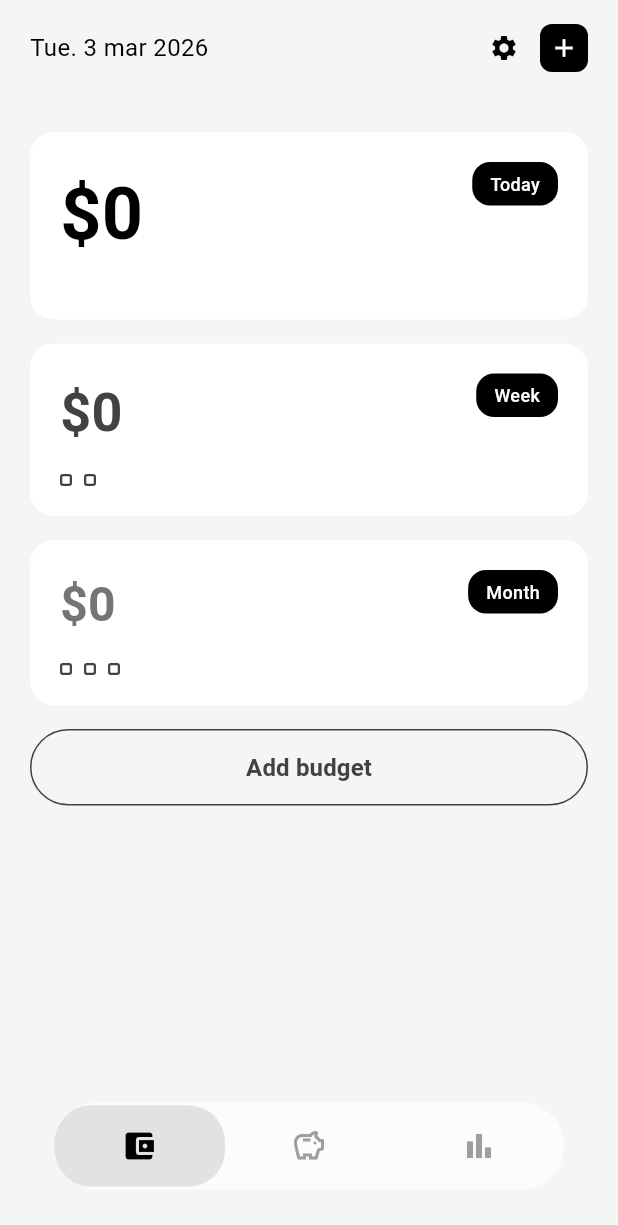
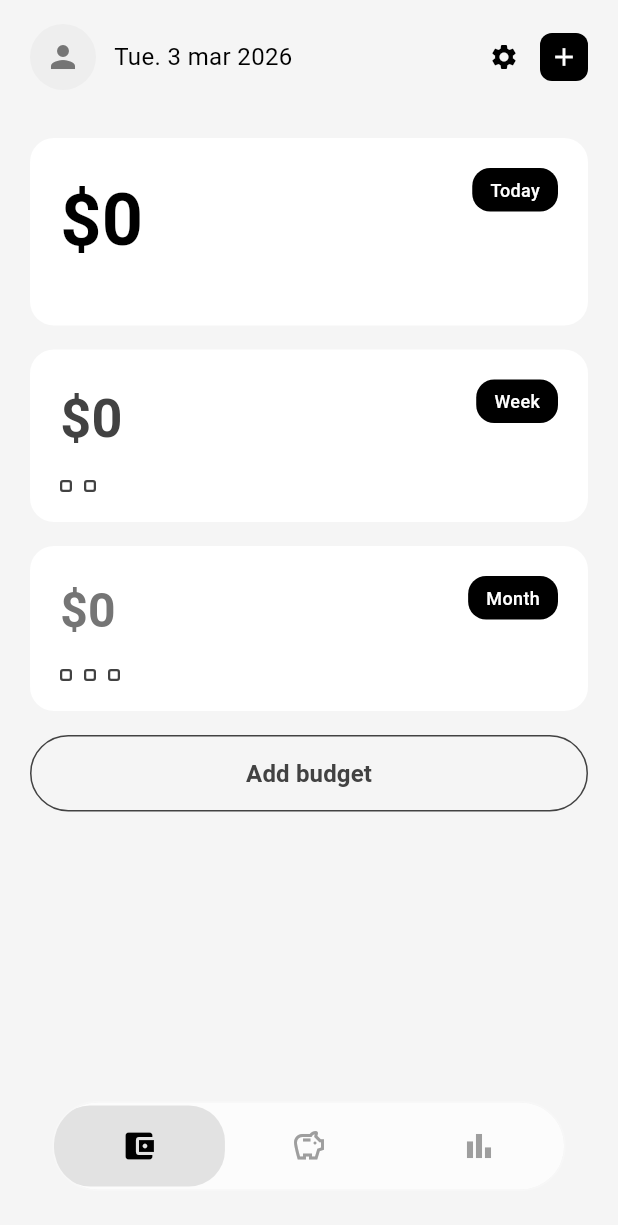
Before and after one commit to akhasgit/settle, a Flutter app: the screen it shows once a user with an empty profile is signed in, after a tap on the "close" icon, on a phone screen of 412 x 824 dp. Shown: the top 1225 px of the screen. Run offline on Flutter 3.47's test engine with Material 3 defaults, Android fonts, the phone set to English and light mode, and no system bars; our stand-ins replace cloud_firestore, firebase_auth, firebase_core, firebase_storage, image_cropper, image_picker; accounts and stored records are empty.

Commit message:
minor changes

```diff
--- /dev/null
+++ b/lib/auth/auth_choice_screen.dart
@@ -0,0 +1,93 @@
+import 'package:flutter/material.dart';
+import 'login_screen.dart';
+import 'signup_screen.dart';
+
+class AuthChoiceScreen extends StatelessWidget {
+  const AuthChoiceScreen({super.key});
+
+  @override
+  Widget build(BuildContext context) {
+    return Scaffold(
+      body: SafeArea(
+        child: Center(
+          child: SingleChildScrollView(
+            padding: const EdgeInsets.all(24.0),
+            child: Column(
+              mainAxisAlignment: MainAxisAlignment.center,
+              crossAxisAlignment: CrossAxisAlignment.stretch,
+              children: [
+                Stack(
+                  children: [
+                    Image.asset(
+                      'lib/assets/applogo.png',
+                      height: 400,
+                      fit: BoxFit.contain,
+                    ),
+                    Positioned(
+                      top: 320,
+                      left: 120,
+                      right: 0,
+                      bottom: 0,
+                      child: Text(
+                        'Settle',
+                        style: TextStyle(fontSize: 48, fontWeight: FontWeight.bold),
+                      ),
+                    ),
+                  ],
+                ),
+                // Image.asset(
+                //   'lib/assets/applogo.png',
+                //   height: 400,
+                //   fit: BoxFit.contain,
+                // ),
+
+
+                // const SizedBox(height: 12),
+                // Text(
+                //   'Please select an option to continue',
+                //   style: TextStyle(
+                //     fontSize: 16,
+                //     color: Colors.grey,
+                //   ),
+                //   textAlign: TextAlign.center,
+                // ),
+                const SizedBox(height: 48),
+                ElevatedButton(
+                  onPressed: () {
+                    Navigator.push(
+                      context,
+                      MaterialPageRoute(
+                        builder: (context) => const LoginScreen(),
+                      ),
+                    );
+                  },
+                  style: ElevatedButton.styleFrom(
+                    padding: const EdgeInsets.symmetric(vertical: 16),
+                    backgroundColor: Colors.black,
+                    foregroundColor: Colors.white,
+                  ),
+                  child: const Text('Login'),
+                ),
+                const SizedBox(height: 16),
+                TextButton(
+                  onPressed: () {
+                    Navigator.push(
+                      context,
+                      MaterialPageRoute(
+                        builder: (context) => const SignUpScreen(),
+                      ),
+                    );
+                  },
+                  child: const Text(
+                    'Sign Up',
+                    style: TextStyle(color: Colors.black),
+                  ),
+                ),
+              ],
+            ),
+          ),
+        ),
+      ),
+    );
+  }
+}
--- a/lib/auth/login_screen.dart
+++ b/lib/auth/login_screen.dart
@@ -53,6 +53,12 @@ class _LoginScreenState extends State<LoginScreen> {
   @override
   Widget build(BuildContext context) {
     return Scaffold(
+      appBar: AppBar(
+        leading: IconButton(
+          icon: const Icon(Icons.arrow_back),
+          onPressed: () => Navigator.pop(context),
+        ),
+      ),
       body: SafeArea(
         child: Center(
           child: SingleChildScrollView(
@@ -63,6 +69,12 @@ class _LoginScreenState extends State<LoginScreen> {
                 mainAxisAlignment: MainAxisAlignment.center,
                 crossAxisAlignment: CrossAxisAlignment.stretch,
                 children: [
+                  Image.asset(
+                    'lib/assets/applogo.png',
+                    height: 200,
+                    fit: BoxFit.contain,
+                  ),
+                  // const SizedBox(height: 24),
                   const Text(
                     'Welcome Back',
                     style: TextStyle(
--- a/lib/auth/signup_screen.dart
+++ b/lib/auth/signup_screen.dart
@@ -79,6 +79,12 @@ class _SignUpScreenState extends State<SignUpScreen> {
   @override
   Widget build(BuildContext context) {
     return Scaffold(
+      appBar: AppBar(
+        leading: IconButton(
+          icon: const Icon(Icons.arrow_back),
+          onPressed: () => Navigator.pop(context),
+        ),
+      ),
       body: SafeArea(
         child: Center(
           child: SingleChildScrollView(
@@ -89,6 +95,12 @@ class _SignUpScreenState extends State<SignUpScreen> {
                 mainAxisAlignment: MainAxisAlignment.center,
                 crossAxisAlignment: CrossAxisAlignment.stretch,
                 children: [
+                  Image.asset(
+                    'lib/assets/applogo.png',
+                    height: 200,
+                    fit: BoxFit.contain,
+                  ),
+                  // const SizedBox(height: 24),
                   const Text(
                     'Create Account',
                     style: TextStyle(
--- a/lib/main.dart
+++ b/lib/main.dart
@@ -1,5 +1,6 @@
 import 'dart:ui';
 import 'package:flutter/material.dart';
+import 'package:cloud_firestore/cloud_firestore.dart';
 import 'package:firebase_core/firebase_core.dart';
 import 'package:firebase_auth/firebase_auth.dart';
 import 'package:intl/intl.dart';
@@ -8,7 +9,7 @@ import 'screens/home_tab.dart';
 import 'screens/savings_tab.dart';
 import 'screens/analytics_tab.dart';
 import 'screens/settings_screen.dart';
-import 'auth/login_screen.dart';
+import 'auth/auth_choice_screen.dart';
 import 'auth/auth_service.dart';
 import 'widgets/add_expense_bottom_sheet.dart';
 import 'widgets/add_savings_bottom_sheet.dart';
@@ -72,8 +73,8 @@ class AuthWrapper extends StatelessWidget {
           return const MainScreen();
         }
 
-        // If user is not logged in, show login screen
-        return const LoginScreen();
+        // If user is not logged in, show auth choice (login or sign up)
+        return const AuthChoiceScreen();
       },
     );
   }
@@ -152,19 +153,56 @@ class _MainScreenState extends State<MainScreen>
 
   @override
   Widget build(BuildContext context) {
+    final user = _authService.currentUser;
+    if (user == null) {
+      return const Scaffold(body: Center(child: CircularProgressIndicator()));
+    }
+    final uid = user.uid;
+
     return Scaffold(
       body: Stack(
         children: [
           // Main content with TabBarView
           SafeArea(
-            child: Column(
+            child: StreamBuilder<DocumentSnapshot>(
+              stream: _userService.userDocumentStream(uid),
+              builder: (context, userSnapshot) {
+                final userData =
+                    (userSnapshot.data?.data() as Map<String, dynamic>?) ?? {};
+                final name = userData['name'] as String? ?? '';
+                final username = userData['username'] as String? ?? '';
+                final profileImageUrl =
+                    userData['profileImageUrl'] as String?;
+
+                return Column(
                   children: [
-                // Top bar with date and add button
+                    // Top bar with date, profile picture, and add button
                     Padding(
-                  padding: const EdgeInsets.symmetric(horizontal: 20, vertical: 16),
+                      padding: const EdgeInsets.symmetric(
+                          horizontal: 20, vertical: 16),
                       child: Row(
                         mainAxisAlignment: MainAxisAlignment.spaceBetween,
                         children: [
+                          Row(
+                            mainAxisSize: MainAxisSize.min,
+                            children: [
+                              CircleAvatar(
+                                radius: 22,
+                                backgroundColor: Colors.grey.shade200,
+                                backgroundImage: profileImageUrl != null &&
+                                        profileImageUrl.isNotEmpty
+                                    ? NetworkImage(profileImageUrl)
+                                    : null,
+                                child: profileImageUrl == null ||
+                                        profileImageUrl.isEmpty
+                                    ? Icon(
+                                        Icons.person,
+                                        size: 24,
+                                        color: Colors.grey.shade600,
+                                      )
+                                    : null,
+                              ),
+                              const SizedBox(width: 12),
                               Text(
                                 _formatDate(DateTime.now()),
                                 style: const TextStyle(
@@ -172,6 +210,8 @@ class _MainScreenState extends State<MainScreen>
                                   fontWeight: FontWeight.w400,
                                   color: Colors.black,
                                 ),
+                              ),
+                            ],
                           ),
                           Row(
                         children: [
@@ -247,7 +287,7 @@ class _MainScreenState extends State<MainScreen>
                   child: IndexedStack(
                     index: _tabController.index,
                     children: [
-                      const HomeTab(),
+                      HomeTab(name: name, username: username),
                       const SavingsTab(),
                       AnalyticsTab(key: _analyticsKey),
                     ],
@@ -256,6 +296,9 @@ class _MainScreenState extends State<MainScreen>
                 // Spacer to push navigation bar up
                 const SizedBox(height: 20),
               ],
+
+            );
+              },
             ),
           ),
           // Custom floating glass navigation bar
--- a/lib/screens/home_tab.dart
+++ b/lib/screens/home_tab.dart
@@ -5,7 +5,14 @@ import '../widgets/set_budget_bottom_sheet.dart';
 import 'expense_list_screen.dart';
 
 class HomeTab extends StatefulWidget {
-  const HomeTab({super.key});
+  final String name;
+  final String username;
+
+  const HomeTab({
+    super.key,
+    this.name = '',
+    this.username = '',
+  });
 
   @override
   State<HomeTab> createState() => _HomeTabState();
@@ -70,8 +77,33 @@ class _HomeTabState extends State<HomeTab> {
         return SingleChildScrollView(
           padding: const EdgeInsets.symmetric(horizontal: 20, vertical: 16),
           child: Column(
+            crossAxisAlignment: CrossAxisAlignment.start,
             children: [
-              const SizedBox(height: 8),
+              if (widget.name.isNotEmpty || widget.username.isNotEmpty) ...[
+                Text(
+                  widget.name.isNotEmpty
+                      ? 'Hello, ${widget.name[0].toUpperCase()}${widget.name.length > 1 ? widget.name.substring(1) : ''} 👋🏾'
+                      : 'Hello',
+                  style: const TextStyle(
+                    fontSize: 22,
+                    fontWeight: FontWeight.w600,
+                    color: Colors.black,
+                  ),
+                ),
+                if (widget.username.isNotEmpty) ...[
+                  const SizedBox(height: 4),
+                  Text(
+                    widget.username.startsWith('@')
+                        ? widget.username
+                        : '@${widget.username}',
+                    style: TextStyle(
+                      fontSize: 15,
+                      color: Colors.grey.shade600,
+                    ),
+                  ),
+                ],
+                const SizedBox(height: 20),
+              ],
               GestureDetector(
                 onTap: () => _openExpenseList('Today'),
                 child: _buildSpendCard(
--- a/lib/services/user_service.dart
+++ b/lib/services/user_service.dart
@@ -155,6 +155,11 @@ class UserService {
     }
   }
 
+  /// Stream of user document for real-time profile updates
+  Stream<DocumentSnapshot> userDocumentStream(String uid) {
+    return _firestore.collection('users').doc(uid).snapshots();
+  }
+
   /// Uploads a profile image to Firebase Storage and returns the download URL
   Future<String> uploadProfileImage({
     required String uid,
--- a/pubspec.yaml
+++ b/pubspec.yaml
@@ -66,9 +66,8 @@ flutter:
   uses-material-design: true
 
   # To add assets to your application, add an assets section, like this:
-  # assets:
-  #   - images/a_dot_burr.jpeg
-  #   - images/a_dot_ham.jpeg
+  assets:
+    - lib/assets/applogo.png
 
 # App icon configuration (uses lib/assets/applogo.png)
 flutter_launcher_icons:
```
Lines whose indentation alone changed are shown as unchanged.
